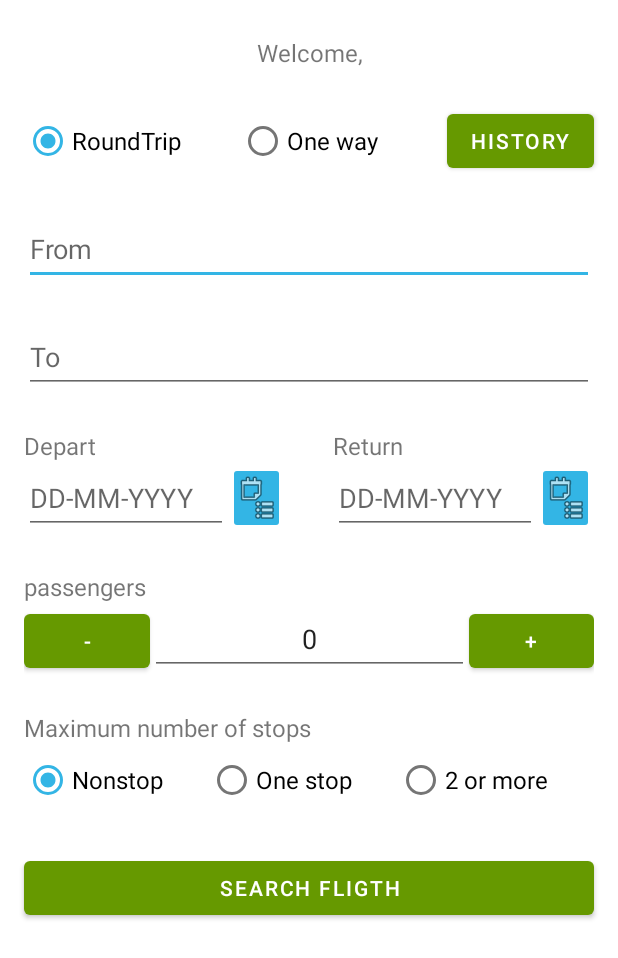
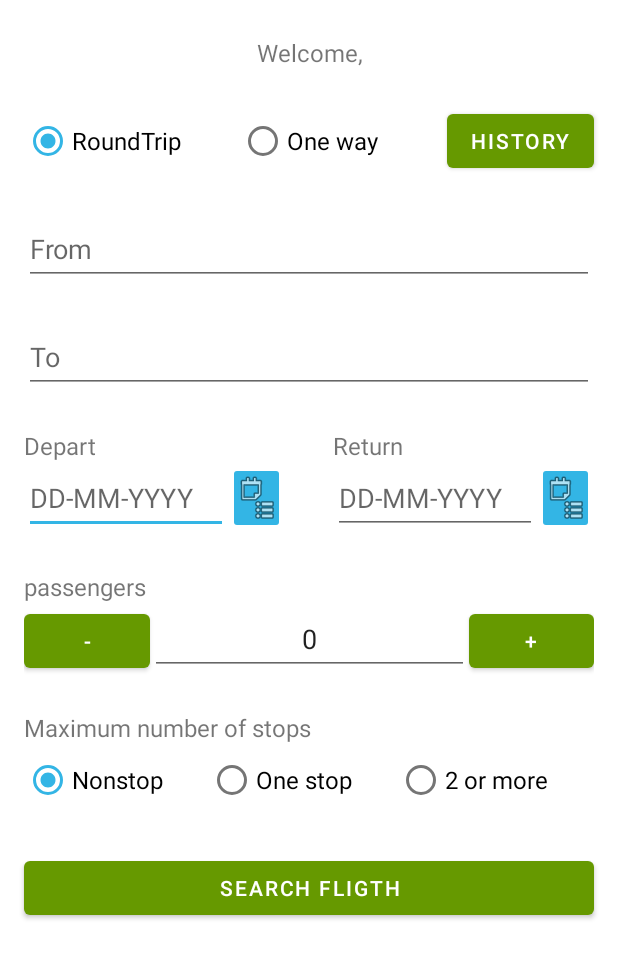
Before and after one commit to braiso-22/GestionVuelos, an Android app: the layout activity_fligths.xml on its own in the app's theme, with its tools: preview values and no code run, on a phone screen of 412 x 824 dp. Shown: the top 958 px of the screen. Run offline under Robolectric (Android 15) with nearby library versions, the phone set to English and light mode, and no system bars.

```diff
--- a/app/src/main/res/layout/activity_fligths.xml
+++ b/app/src/main/res/layout/activity_fligths.xml
@@ -64,12 +64,13 @@
         tools:ignore="TextContrastCheck" />
 
     <EditText
-        android:id="@+id/editTextTextPersonName"
+        android:id="@+id/textoFrom"
         android:layout_width="0dp"
         android:layout_height="wrap_content"
         android:layout_marginStart="16dp"
         android:layout_marginTop="24dp"
         android:layout_marginEnd="16dp"
+        android:contextClickable="false"
         android:ems="10"
         android:hint="@string/from"
         android:imeOptions="actionNext"
@@ -77,10 +78,11 @@
         android:minHeight="48dp"
         app:layout_constraintEnd_toEndOf="parent"
         app:layout_constraintStart_toStartOf="parent"
-        app:layout_constraintTop_toBottomOf="@+id/radioGroup" />
+        app:layout_constraintTop_toBottomOf="@+id/radioGroup"
+        android:focusable="false"/>
 
     <EditText
-        android:id="@+id/editTextTextPersonName2"
+        android:id="@+id/textoTo"
         android:layout_width="0dp"
         android:layout_height="wrap_content"
         android:layout_marginStart="16dp"
@@ -93,7 +95,8 @@
         android:minHeight="48dp"
         app:layout_constraintEnd_toEndOf="parent"
         app:layout_constraintStart_toStartOf="parent"
-        app:layout_constraintTop_toBottomOf="@+id/editTextTextPersonName" />
+        app:layout_constraintTop_toBottomOf="@+id/textoFrom"
+        android:focusable="false"/>
 
     <TextView
         android:id="@+id/textView2"
@@ -106,7 +109,7 @@
         android:textSize="16sp"
         app:layout_constraintEnd_toStartOf="@+id/textView3"
         app:layout_constraintStart_toStartOf="parent"
-        app:layout_constraintTop_toBottomOf="@+id/editTextTextPersonName2" />
+        app:layout_constraintTop_toBottomOf="@+id/textoTo" />
 
     <TextView
         android:id="@+id/textView3"
@@ -141,7 +144,7 @@
             android:minHeight="48dp" />
 
         <ImageButton
-            android:id="@+id/imageButton2"
+            android:id="@+id/botonCalendar1"
             android:layout_width="48dp"
             android:layout_height="48dp"
             android:layout_weight="1"
@@ -172,7 +175,7 @@
             android:minHeight="48dp" />
 
         <ImageButton
-            android:id="@+id/imageButton3"
+            android:id="@+id/botonCalendar2"
             android:layout_width="48dp"
             android:layout_height="48dp"
             android:layout_weight="1"
@@ -192,14 +195,14 @@
         app:layout_constraintTop_toBottomOf="@+id/textView4">
 
         <Button
-            android:id="@+id/button2"
+            android:id="@+id/boton_menos"
             android:layout_width="wrap_content"
             android:layout_height="wrap_content"
             android:layout_weight="5"
             android:text="@string/minus" />
 
         <EditText
-            android:id="@+id/editTextNumber"
+            android:id="@+id/texto_passengers"
             android:layout_width="wrap_content"
             android:layout_height="wrap_content"
             android:layout_weight="1"
@@ -208,10 +211,12 @@
             android:inputType="number"
             android:minHeight="48dp"
             android:text="0"
-            android:textAlignment="center" />
+            android:textAlignment="center"
+            android:focusable="false"
+            />
 
         <Button
-            android:id="@+id/button3"
+            android:id="@+id/boton_mas"
             android:layout_width="wrap_content"
             android:layout_height="wrap_content"
             android:layout_weight="5"
```
Also changed, not shown: app/src/main/java/com/example/gestionvuelos/FligthsActivity.java (+108 -13 lines), app/src/main/java/com/example/gestionvuelos/fragments/DatePickerFragment.java (added, +29 -0 lines), app/src/main/java/com/example/gestionvuelos/fragments/ListaDialogFragment.java (added, +46 -0 lines), app/src/main/res/values/ciudades.xml (added, +29 -0 lines).
